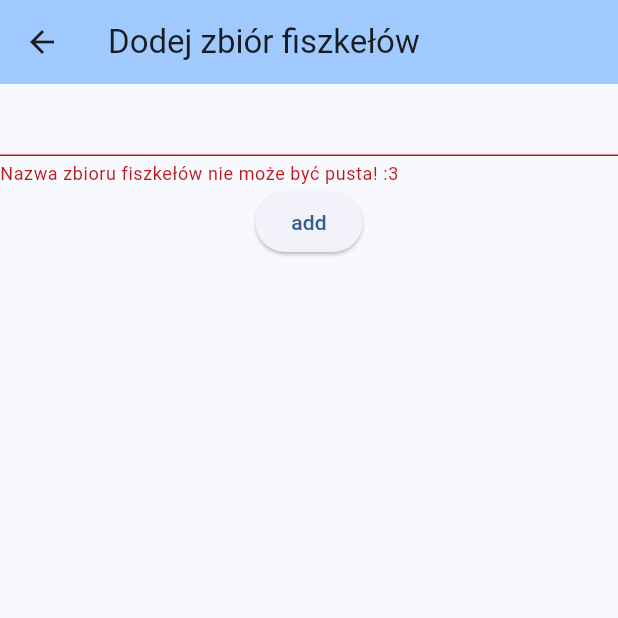
After one commit to figurae/flashcards, a Flutter app: the AddCollectionWidget screen opened directly, after a tap on "add", on a phone screen of 412 x 824 dp, the top half of it. The commit adds this screen. Run offline on Flutter 3.47's test engine with Material 3 defaults, Android fonts, the phone set to English and light mode, and no system bars; our stand-ins replace hive_flutter; accounts and stored records are empty.

Commit message:
feat: implement adding card collections

```diff
--- /dev/null
+++ b/lib/screens/add_collection_widget.dart
@@ -0,0 +1,70 @@
+import 'package:flashcards/db.dart';
+import 'package:flashcards/screens/card_collections_widget.dart';
+import 'package:flutter/material.dart';
+
+class AddCollectionWidget extends StatefulWidget {
+  const AddCollectionWidget({super.key});
+
+  @override
+  State<AddCollectionWidget> createState() => _AddCollectionWidgetState();
+}
+
+class _AddCollectionWidgetState extends State<AddCollectionWidget> {
+  final _formKey = GlobalKey<FormState>();
+
+  final collectionNameController = TextEditingController();
+
+  @override
+  void dispose() {
+    collectionNameController.dispose();
+    super.dispose();
+  }
+
+  @override
+  Widget build(BuildContext context) {
+    return Scaffold(
+      appBar: AppBar(
+        backgroundColor: Theme.of(context).colorScheme.inversePrimary,
+        title: const Text('Dodej zbiór fiszkełów'),
+      ),
+      body: Form(
+        key: _formKey,
+        child: Column(
+          children: [
+            TextFormField(
+              controller: collectionNameController,
+              validator: (value) {
+                if (value == null || value.isEmpty) {
+                  return 'Nazwa zbioru fiszkełów nie może być pusta! :3';
+                }
+                return null;
+              },
+            ),
+            ElevatedButton(
+                onPressed: () {
+                  if (_formKey.currentState!.validate()) {
+                    _addFlashCardCollection(
+                        name: collectionNameController.text);
+                    Navigator.push(
+                        context,
+                        MaterialPageRoute(
+                          builder: (context) => const CardCollectionsWidget(),
+                        ));
+                  }
+                },
+                child: const Text('add'))
+          ],
+        ),
+      ),
+    );
+  }
+
+  Future<void> _addFlashCardCollection({required String name}) async {
+    // this would propably work better inside db.dart
+    final List<FlashCard> cards = [];
+    final FlashCardCollection newFlashCardCollection =
+        FlashCardCollection(cards: cards, name: name);
+    await flashCardCollections.add(newFlashCardCollection);
+    await flashCardCollections.flush();
+  }
+}
```
Also changed, not shown: lib/screens/add_card_widget.dart (renamed from lib/screens/add_card_view_widget.dart, +5 -5 lines), lib/screens/card_collections_widget.dart (+13 -4 lines), lib/screens/card_list_widget.dart (+4 -4 lines), lib/screens/card_widget.dart (renamed from lib/screens/card_view_widget.dart, +4 -4 lines).
